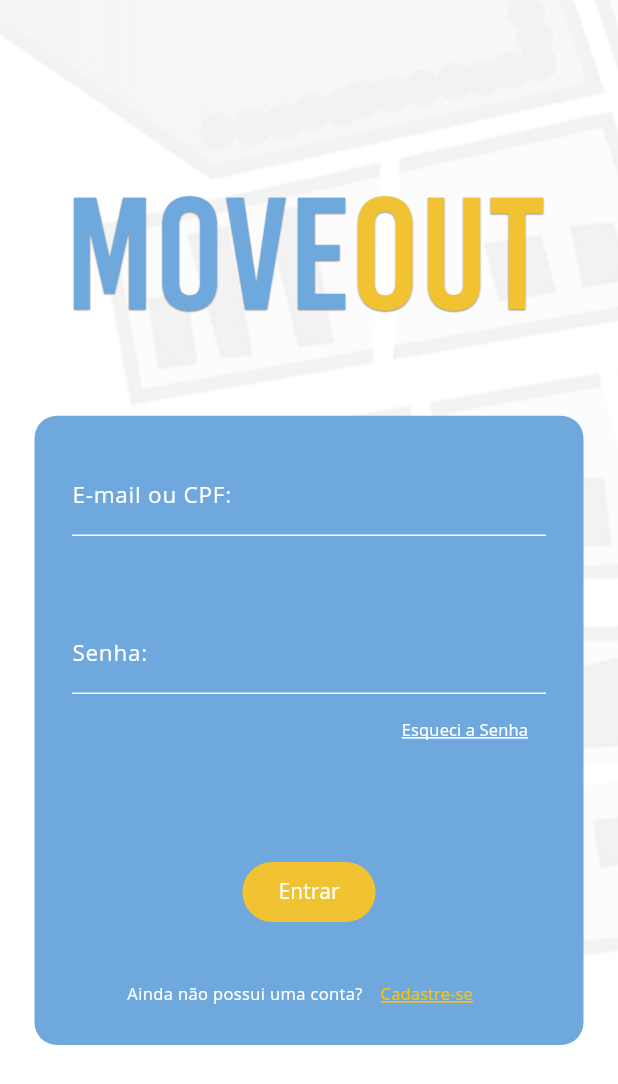
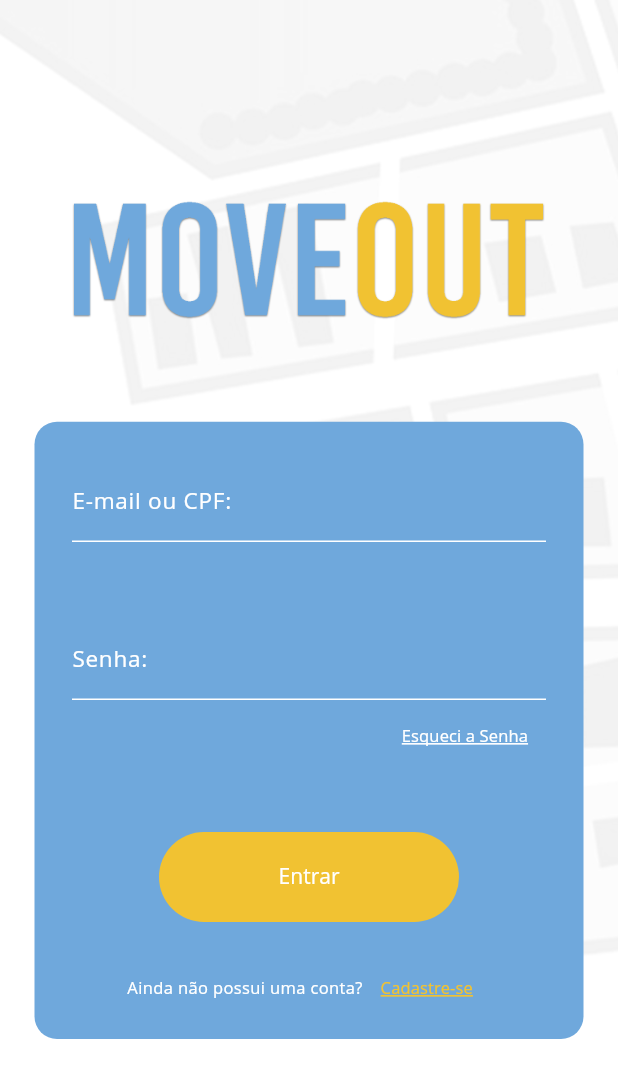
Before and after one commit to Watzech/moveout_driver, a Flutter app: the screen it shows after launch, on a phone screen of 412 x 824 dp. Shown: the top 1084 px of the screen. Run offline on Flutter 3.47's test engine with Material 2 defaults, Android fonts, the phone set to English and light mode, and no system bars; missing offline and left inert: mongo_dart; Roboto replaces fonts that are missing (Open Sans).

Commit message:
- 'login.dart' code refactor for better performance and readability - Added a standard theme with a few of our colors to 'main.dart', we should now be able to get all the colors we need for the next pages from there - Fixed an issue where opening the keyboard on the login screen would cause a few widgets to overflow

```diff
--- a/lib/main.dart
+++ b/lib/main.dart
@@ -10,16 +10,30 @@ void main() {
 class MyApp extends StatelessWidget {
   const MyApp({super.key});
 
-  // This widget is the root of your application.
   @override
   Widget build(BuildContext context) {
     return MaterialApp(
       title: 'MoveOut',
+      //Day Theme Prototype:
       theme: ThemeData(
         useMaterial3: true,
         primaryColor: Color(0xFF6fa8dc),
         primaryColorDark: Color(0xFF7ca4b7),
+        colorScheme: ColorScheme(
+          primary: Color(0xFF6fa8dc),
+          onPrimary: Color(0xFF7ca4b7),
+          secondary: Color(0xFFf1c232),
+          onSecondary: Color(0xFFe4b82f),
+          background: Color(0xFFffffff),
+          onBackground: Color(0xFFeeeeee),
+          surface: Color(0xFFfbfbfb),
+          onSurface: Color(0xFF000000),
+          brightness: Brightness.light,
+          error: Color(0xFFBA0027),
+          onError: Color(0xFF000000),
+        ),
         fontFamily: 'Open Sans',
+
       ),
       home: const MyHomePage(),
     );
@@ -38,9 +52,21 @@ class _MyHomePageState extends State<MyHomePage> {
   @override
   Widget build(BuildContext context) {
     return Scaffold(
-      body: SafeArea(
-        top: false,
-        child: AuthScreen(),
+      body: SingleChildScrollView(
+        physics: NeverScrollableScrollPhysics(),
+        child: ConstrainedBox(
+          constraints: BoxConstraints(
+          minWidth: MediaQuery.of(context).size.width,
+          minHeight: MediaQuery.of(context).size.height,
+        ),
+        child: IntrinsicHeight(
+          child: Column(
+            mainAxisSize: MainAxisSize.max,
+            children: const <Widget>[
+              AuthScreen(),
+            ],
+          )
+        ))
       )
     );
   }
--- a/lib/screens/login.dart
+++ b/lib/screens/login.dart
@@ -1,6 +1,3 @@
-// ignore_for_file: prefer_const_constructors, prefer_const_literals_to_create_immutables
-
-import 'dart:ui';
 
 import 'package:flutter/material.dart';
 import 'package:flutter/services.dart';
@@ -9,27 +6,21 @@ void main() {
   runApp(const AuthScreen());
 }
 
-class AuthScreen extends StatefulWidget {
+class AuthScreen extends StatelessWidget {
   const AuthScreen({super.key});
 
   @override
-  State<AuthScreen> createState() => _AuthScreenState();
-}
-
-class _AuthScreenState extends State<AuthScreen> {
-  @override
   Widget build(BuildContext context) {
     SystemChrome.setSystemUIOverlayStyle(
-      SystemUiOverlayStyle(
+      const SystemUiOverlayStyle(
         statusBarColor: Colors.transparent,
+        systemNavigationBarContrastEnforced: true,
       ),
     );
-    return Scaffold(
-      body: Center(
-        child: Container(
+    return Container(
       width: MediaQuery.sizeOf(context).width,
       height: MediaQuery.sizeOf(context).height,
-          decoration: BoxDecoration(
+      decoration: const BoxDecoration(
         image: DecorationImage(
           image: AssetImage('assets/images/backgrounds/mbl_bg_3.png'),
           fit: BoxFit.cover,
@@ -41,15 +32,15 @@ class _AuthScreenState extends State<AuthScreen> {
           mainAxisAlignment: MainAxisAlignment.center,
           crossAxisAlignment: CrossAxisAlignment.start,
           children: [
-                Padding(
-                  padding: const EdgeInsets.fromLTRB(30, 10, 30, 10),
+            const Padding(
+              padding: EdgeInsets.fromLTRB(30, 10, 30, 10),
               child: Image(
                 alignment: Alignment.center,
                 image: AssetImage('assets/images/logos/logo1.png'),
                 fit: BoxFit.fitWidth,
               ),
             ),
-                SizedBox(height: 50),
+            const SizedBox(height: 50),
             Padding(
               padding: const EdgeInsets.all(8.0),
               child: ConstrainedBox(
@@ -59,8 +50,8 @@ class _AuthScreenState extends State<AuthScreen> {
                 ),
                 child: Container(
                   decoration: BoxDecoration(
-                        borderRadius: BorderRadius.all(Radius.circular(15)),
-                        color: Color.fromARGB(255, 111, 168, 220),
+                    borderRadius: const BorderRadius.all(Radius.circular(15)),
+                    color: Theme.of(context).colorScheme.primary,
                   ),
                   alignment: Alignment.center,
                   child: Padding(
@@ -69,78 +60,35 @@ class _AuthScreenState extends State<AuthScreen> {
                       mainAxisAlignment: MainAxisAlignment.center,
                       crossAxisAlignment: CrossAxisAlignment.start,
                       children: [
-                            TextField(
-                              decoration: InputDecoration(
-                                enabledBorder: UnderlineInputBorder(
-                                    borderSide: BorderSide(
-                                  width: 1,
-                                  color: Colors.white,
-                                )),
-                                focusedBorder: UnderlineInputBorder(
-                                  borderSide: const BorderSide(
-                                      color: Colors.white, width: 1.0),
-                                ),
-                                labelText: "E-mail ou CPF:",
-                                labelStyle:
-                                    TextStyle(color: Colors.white, fontSize: 15),
-                              ),
-                            ),
-                            SizedBox(height: 50),
-                            Column(
+                        const LoginTextWidget(lbl: 'E-mail ou CPF:', obscure: false),
+                        const SizedBox(height: 50),
+                        const Column(
                           children: [
-                                TextField(
-                                  obscureText: true,
-                                  decoration: InputDecoration(
-                                    enabledBorder: UnderlineInputBorder(
-                                        borderSide: BorderSide(
-                                      width: 1,
-                                      color: Colors.white,
-                                    )),
-                                    focusedBorder: UnderlineInputBorder(
-                                      borderSide: const BorderSide(
-                                          color: Colors.white, width: 1.0),
-                                    ),
-                                    labelText: "Senha:",
-                                    labelStyle: TextStyle(
-                                        color: Colors.white, fontSize: 15),
-                                  ),
-                                ),
-                                TextButton(
-                                  onPressed: () {},
-                                  child:
-                                    Align(
-                                      alignment: Alignment.centerRight,
-                                      child: Text(
-                                        "Esqueci a Senha",
-                                        textDirection: TextDirection.ltr,
-                                        style: TextStyle(
-                                          fontSize: 11,
-                                          color: Colors.white,
-                                          decoration:
-                                            TextDecoration.underline,
-                                            decorationColor: Colors.white,
-                                            decorationThickness: 2,
-                                        ),
-                                      ),
-                                    )
-                                )
+                            LoginTextWidget(lbl: 'Senha:', obscure: true),
+                            LoginTextButton(txt: 'Esqueci a Senha', color: Colors.white),
                           ],
                         ),
-                            SizedBox(height: 60),
+                        const SizedBox(height: 40),
                         Center(
                           child: FilledButton(
                             onPressed: () {},
                             style: ButtonStyle(
-                                  backgroundColor: MaterialStateProperty.all<Color>(Color(0xFFf1c232))
+                              backgroundColor: MaterialStateProperty.all<Color>(Theme.of(context).colorScheme.secondary),
+                              fixedSize: MaterialStateProperty.all(const Size(200, 60)),
                             ),
-                                child: const Text('Entrar', textDirection: TextDirection.ltr),
-                              )
+                            child: const Text(
+                              'Entrar',
+                              textDirection: TextDirection.ltr,
+                              style: TextStyle(
+                                color: Colors.white,
                               ),
-                            SizedBox(height: 20),
+                            ),
+                        )),
+                        const SizedBox(height: 20),
                         Row(
                           mainAxisAlignment: MainAxisAlignment.center,
                           children: [
-                                Text(
+                            const Text(
                               "Ainda não possui uma conta?",
                               textDirection: TextDirection.ltr,
                               style: TextStyle(
@@ -148,19 +96,7 @@ class _AuthScreenState extends State<AuthScreen> {
                                 color: Colors.white,
                               ),
                             ),
-                                TextButton(onPressed: () {}, child:
-                                  Text("Cadastre-se",
-                                    textDirection: TextDirection.ltr,
-                                    style: TextStyle(
-                                      fontSize: 11,
-                                      color: Colors.amber,
-                                      decoration:
-                                        TextDecoration.underline,
-                                        decorationColor: Colors.amber,
-                                        decorationThickness: 2,
-                                    ),
-                                  )
-                                )
+                            LoginTextButton(txt: 'Cadastre-se', color: Theme.of(context).colorScheme.secondary),
                           ],
                         )
                       ],
@@ -172,8 +108,58 @@ class _AuthScreenState extends State<AuthScreen> {
           ],
         ),
       ),
-        ),
-      )
     );
   }
 }
+
+class LoginTextButton extends StatelessWidget {
+  final String txt;
+  final Color color;
+  const LoginTextButton({super.key, required this.txt, required this.color});
+
+  @override
+  Widget build(BuildContext context) {
+    return TextButton(
+        onPressed: () {},
+        child: Align(
+          alignment: Alignment.centerRight,
+          child: Text(
+            txt,
+            textDirection: TextDirection.ltr,
+            style: TextStyle(
+              fontSize: 11,
+              color: color,
+              decoration: TextDecoration.underline,
+              decorationColor: color,
+              decorationThickness: 2,
+            ),
+          ),
+        ));
+  }
+}
+
+class LoginTextWidget extends StatelessWidget {
+  final String lbl;
+  final bool obscure;
+  const LoginTextWidget({super.key, required this.lbl, required this.obscure});
+
+  @override
+  Widget build(BuildContext context) {
+    return TextField(
+      obscureText: obscure,
+      style: const TextStyle(color: Colors.white),
+      decoration: InputDecoration(
+        enabledBorder: const UnderlineInputBorder(
+            borderSide: BorderSide(
+          width: 1,
+          color: Colors.white,
+        )),
+        focusedBorder: const UnderlineInputBorder(
+          borderSide: BorderSide(color: Colors.white, width: 1.0),
+        ),
+        labelText: lbl,
+        labelStyle: const TextStyle(color: Colors.white, fontSize: 15),
+      ),
+    );
+  }
+}
```
Lines whose indentation alone changed are shown as unchanged.
